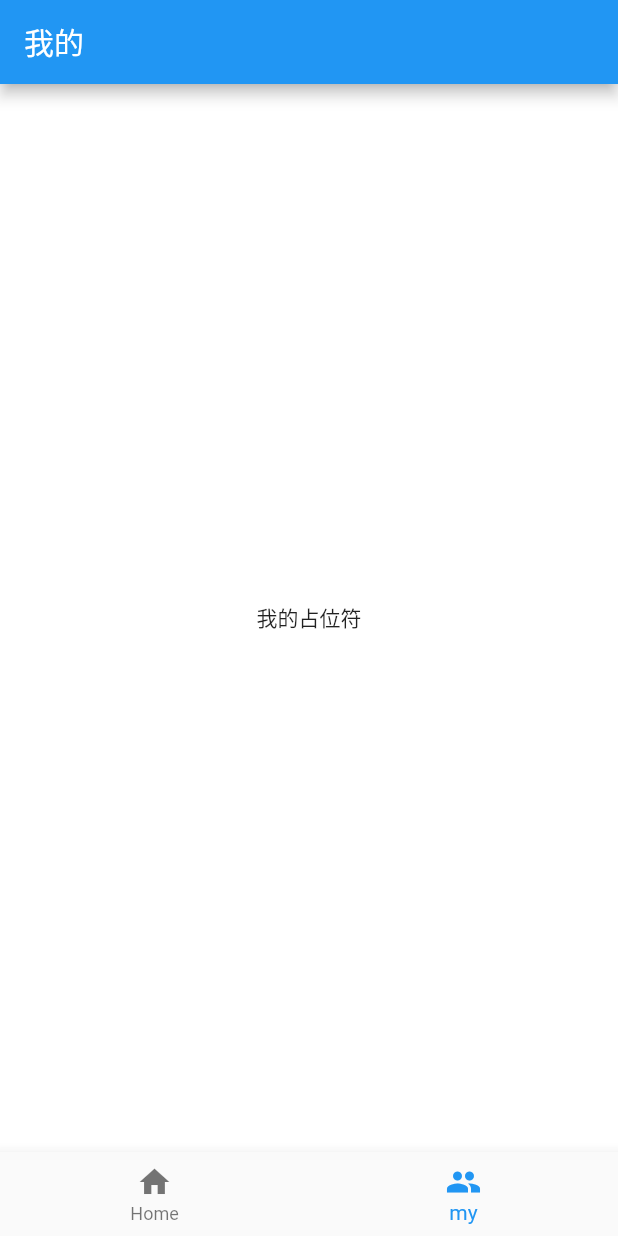
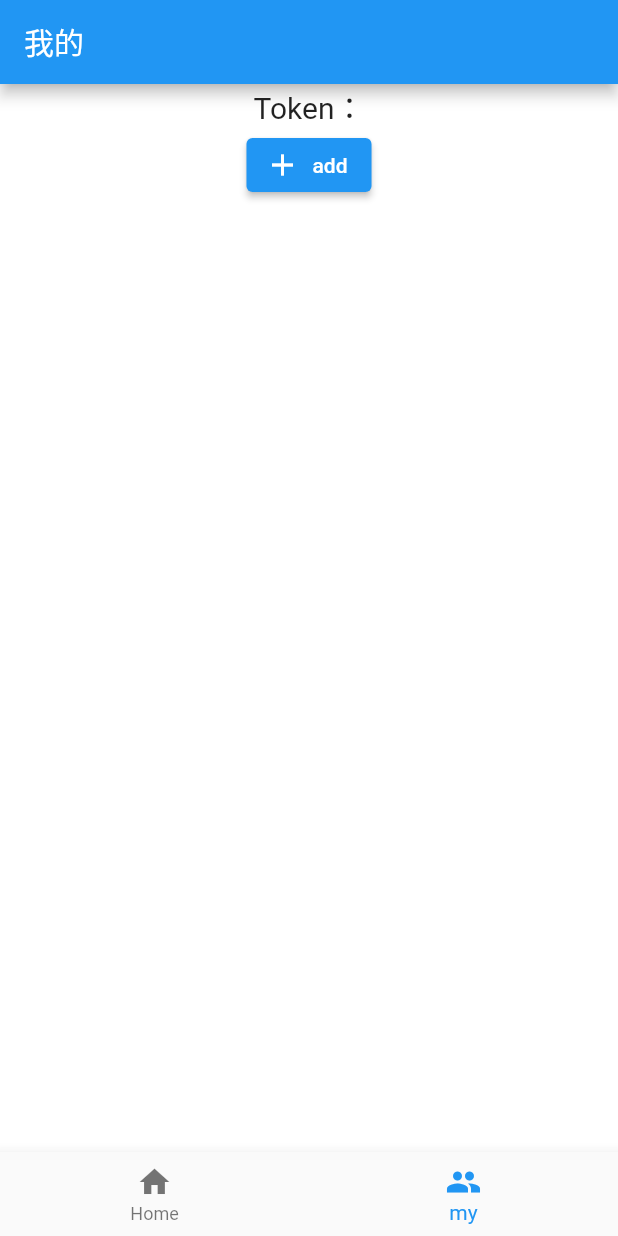
Before and after one commit to liu-peiyu/flutter-starter, a Flutter app: the screen it shows after launch, item 2 of the bottom bar chosen, on a phone screen of 412 x 824 dp. Run offline on Flutter 3.47's test engine with Material 2 defaults, Android fonts, the phone set to English and light mode, and no system bars; our stand-ins replace shared_preferences.

Commit message:
增加状态管理

```diff
--- a/lib/pages/home.dart
+++ b/lib/pages/home.dart
@@ -24,7 +24,7 @@ class _HomePageState extends State<HomePage> {
   void setIndex(int index) {
     setState(() {
       tabIndex = index;
-      print('$index');
+      debugPrint('$index');
     });
   }
 
--- /dev/null
+++ b/lib/provider/auth_provider.dart
@@ -0,0 +1,12 @@
+import 'package:flutter/cupertino.dart';
+
+class AuthProvider extends ChangeNotifier {
+  String _token = "";
+
+  String get getToken => _token;
+
+  void setToken(String value) {
+    _token = value;
+    notifyListeners();
+  }
+}
--- /dev/null
+++ b/lib/provider/counter_provider.dart
@@ -0,0 +1,12 @@
+import 'package:flutter/cupertino.dart';
+
+class CounterProvider extends ChangeNotifier {
+  int _count = 0;
+
+  int get getCount => _count;
+
+  void increase() {
+    _count++;
+    notifyListeners();
+  }
+}
--- a/lib/tabs/account_widget.dart
+++ b/lib/tabs/account_widget.dart
@@ -1,4 +1,8 @@
 import 'package:flutter/material.dart';
+import 'package:provider/provider.dart';
+
+import 'package:flutter_starter/provider/counter_provider.dart';
+import 'package:flutter_starter/provider/auth_provider.dart';
 
 class AccountWidget extends StatefulWidget {
   const AccountWidget({Key? key}) : super(key: key);
@@ -8,6 +12,15 @@ class AccountWidget extends StatefulWidget {
 }
 
 class AccountWidgetState extends State<AccountWidget> {
+  String _token = "";
+
+  @override
+  void initState() {
+    super.initState();
+    _token = context.read<AuthProvider>().getToken;
+    debugPrint(_token);
+  }
+
   @override
   Widget build(BuildContext context) {
     return Container(
@@ -15,8 +28,29 @@ class AccountWidgetState extends State<AccountWidget> {
       height: double.infinity,
       color: Colors.white,
       alignment: Alignment.center,
-      child: const Center(
-        child: Text("我的占位符"),
+      child: Column(
+        children: <Widget>[
+          Row(
+            mainAxisAlignment: MainAxisAlignment.center,
+            children: <Widget>[
+              const Text(
+                'Token：',
+                style: TextStyle(fontSize: 20),
+              ),
+              Text(
+                context.read<AuthProvider>().getToken,
+                style: const TextStyle(fontSize: 20),
+              ),
+            ],
+          ),
+          ElevatedButton.icon(
+            icon: const Icon(Icons.add),
+            label: const Text('add'),
+            onPressed: () {
+              context.read<CounterProvider>().increase();
+            },
+          ),
+        ],
       ),
     );
   }
--- a/lib/tabs/home_widget.dart
+++ b/lib/tabs/home_widget.dart
@@ -1,4 +1,7 @@
 import 'package:flutter/material.dart';
+import 'package:flutter_starter/provider/auth_provider.dart';
+import 'package:flutter_starter/provider/counter_provider.dart';
+import 'package:provider/provider.dart';
 
 import 'package:shared_preferences/shared_preferences.dart';
 
@@ -22,12 +25,22 @@ class HomeWidgetState extends State<HomeWidget> {
     bool flag = await _prefs.then((SharedPreferences prefs) {
       return prefs.setString(accessToken, value);
     });
+    if (flag) {
+      Provider.of<AuthProvider>(context, listen: false).setToken(value);
+      // context.read<AuthProvider>().setToken(value);
+      setState(() {
+        _token = value;
+      });
+    }
   }
 
   Future<void> getToken() async {
     String token = await _prefs.then((SharedPreferences prefs) {
       return prefs.getString(accessToken) ?? "";
     });
+    if (token.isNotEmpty) {
+      context.read<AuthProvider>().setToken(token);
+    }
     setState(() {
       _token = token;
     });
@@ -64,9 +77,18 @@ class HomeWidgetState extends State<HomeWidget> {
             child: const Text('读取数据'),
             onPressed: getToken,
           ),
+          //测试多环境配置
           ElevatedButton(
             child: Text(Env.envConfig.appDomain),
             onPressed: getToken,
+          ),
+          // 测试Provider
+          ElevatedButton(
+            child:
+                Text(Provider.of<CounterProvider>(context).getCount.toString()),
+            onPressed: () {
+              context.read<CounterProvider>().increase();
+            },
           ),
         ],
       ),
--- a/pubspec.yaml
+++ b/pubspec.yaml
@@ -36,6 +36,7 @@ dependencies:
   cupertino_icons: ^1.0.2
   shared_preferences: ^2.0.13
   dio: ^4.0.6
+  provider: ^6.0.2
 
 dev_dependencies:
   flutter_test:
```
Also changed, not shown: lib/main.dart (+10 -1 lines), pubspec.lock.
